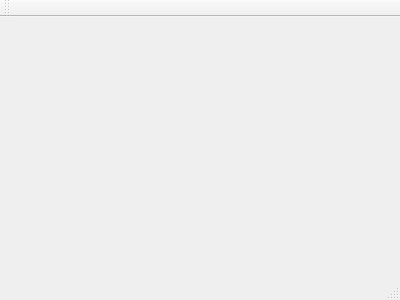
Qt form src/mainwindow.ui (3ricS/NOR) before a commit.
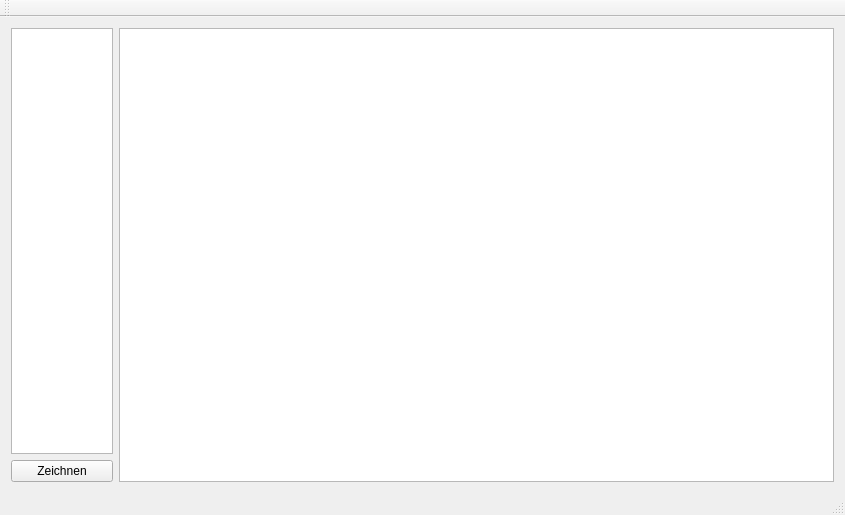
The same form after that commit.

Commit message: Oberfläche erstellen

```diff
--- a/src/mainwindow.ui
+++ b/src/mainwindow.ui
@@ -1,24 +1,72 @@
 <ui version="4.0">
  <class>MainWindow</class>
- <widget class="QMainWindow" name="MainWindow" >
-  <property name="geometry" >
+ <widget class="QMainWindow" name="MainWindow">
+  <property name="geometry">
    <rect>
     <x>0</x>
     <y>0</y>
-    <width>400</width>
-    <height>300</height>
+    <width>845</width>
+    <height>515</height>
    </rect>
   </property>
   <property name="windowTitle" >
    <string>MainWindow</string>
   </property>
-  <widget class="QMenuBar" name="menuBar" />
-  <widget class="QToolBar" name="mainToolBar" />
-  <widget class="QWidget" name="centralWidget" />
-  <widget class="QStatusBar" name="statusBar" />
+  <widget class="QWidget" name="centralWidget">
+   <layout class="QGridLayout" name="gridLayout">
+    <item row="0" column="0">
+     <layout class="QHBoxLayout" name="horizontalLayout" stretch="1,7">
+      <property name="sizeConstraint">
+       <enum>QLayout::SetMaximumSize</enum>
+      </property>
+      <item>
+       <layout class="QVBoxLayout" name="verticalLayout" stretch="1,8">
+        <property name="spacing">
+         <number>6</number>
+        </property>
+        <property name="sizeConstraint">
+         <enum>QLayout::SetMaximumSize</enum>
+        </property>
+        <item>
+         <widget class="QListView" name="listView"/>
+        </item>
+        <item>
+         <widget class="QPushButton" name="drawButton">
+          <property name="text">
+           <string>Zeichnen</string>
+          </property>
+         </widget>
+        </item>
+       </layout>
+      </item>
+      <item>
+       <widget class="QGraphicsView" name="networkView"/>
+      </item>
+     </layout>
+    </item>
+   </layout>
+  </widget>
+  <widget class="QMenuBar" name="menuBar">
+   <property name="geometry">
+    <rect>
+     <x>0</x>
+     <y>0</y>
+     <width>845</width>
+     <height>22</height>
+    </rect>
+   </property>
+  </widget>
+  <widget class="QToolBar" name="mainToolBar">
+   <attribute name="toolBarArea">
+    <enum>TopToolBarArea</enum>
+   </attribute>
+   <attribute name="toolBarBreak">
+    <bool>false</bool>
+   </attribute>
+  </widget>
+  <widget class="QStatusBar" name="statusBar"/>
  </widget>
- <layoutDefault spacing="6" margin="11" />
- <pixmapfunction></pixmapfunction>
+ <layoutdefault spacing="6" margin="11"/>
  <resources/>
  <connections/>
 </ui>
```
Left out of the diff: 3 changed lines with no effect on the pictures. The commit also changes 2 other files.
